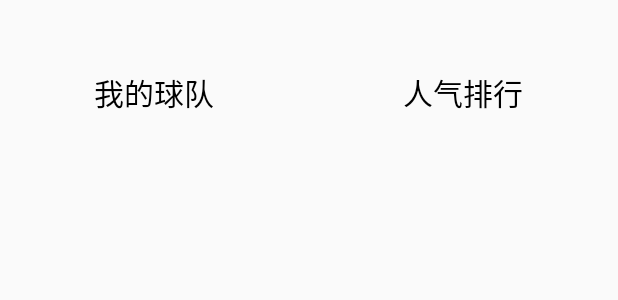
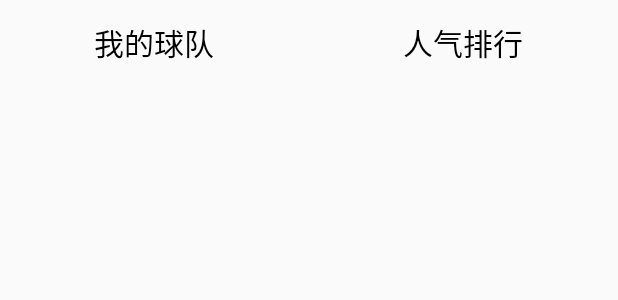
Before and after one commit to witt-wtt/SportsNewspager, an Android app: the layout fragment_team.xml on its own in the app's theme, with its tools: preview values and no code run, on a phone screen of 412 x 824 dp. Shown: the top 300 px of the screen. Run offline under Robolectric (Android 15) with nearby library versions, the light colour scheme and no system bars.

Commit message:
对新闻外层Fragment名进行了改动

```diff
--- a/app/build.gradle
+++ b/app/build.gradle
@@ -2,7 +2,7 @@ apply plugin: 'com.android.application'
 
 android {
     compileSdkVersion 21
-    buildToolsVersion "21.1.1"
+    buildToolsVersion '22.0.0'
 
     defaultConfig {
         applicationId "com.teamsports.sportsnewspager.sportsnewspager"
@@ -20,7 +20,7 @@ android {
 }
 
 dependencies {
-    compile fileTree(dir: 'libs', include: ['*.jar'])
+    compile fileTree(include: ['*.jar'], dir: 'libs')
     compile project(':PullToRefreshLibrary')
     compile 'com.android.support:recyclerview-v7:21.0.2'
     compile 'com.android.support:appcompat-v7:21.0.2'
--- a/app/src/main/java/com/teamsports/sportsnewpager/adapter/TabAdapter.java
+++ b/app/src/main/java/com/teamsports/sportsnewpager/adapter/TabAdapter.java
@@ -5,7 +5,7 @@ import android.support.v4.app.Fragment;
 import android.support.v4.app.FragmentManager;
 import android.support.v4.app.FragmentPagerAdapter;
 
-import com.teamsports.sportsnewpager.fragment.MainFragment;
+import com.teamsports.sportsnewpager.fragment.MainFragmentNews;
 
 /**
  * Created by HTao on 2015/3/24.
@@ -20,14 +20,14 @@ public class TabAdapter extends FragmentPagerAdapter {
     @Override
     public Fragment getItem(int position) {
        if (position==0){
-           MainFragment fragment = new MainFragment();
+           MainFragmentNews fragment = new MainFragmentNews();
            Bundle bundle = new Bundle();
            bundle.putInt("feed_id",feed_id[position]);
            bundle.putString("TITLES",TITLES[position]);
            fragment.setArguments(bundle);
            return fragment;
        }else{
-           MainFragment fragment = new MainFragment();
+           MainFragmentNews fragment = new MainFragmentNews();
            Bundle bundle = new Bundle();
            bundle.putInt("feed_id",feed_id[position]);
            bundle.putString("TITLES",TITLES[position]);
--- a/app/src/main/java/com/teamsports/sportsnewpager/fragment/Competition_fragment.java
+++ b/app/src/main/java/com/teamsports/sportsnewpager/fragment/Competition_fragment.java
@@ -2,7 +2,7 @@ package com.teamsports.sportsnewpager.fragment;
 
 import android.content.Intent;
 import android.os.Bundle;
-import android.support.annotation.Nullable;
+
 import android.support.v4.app.Fragment;
 import android.support.v4.widget.SwipeRefreshLayout;
 import android.util.Log;
@@ -55,11 +55,11 @@ public class Competition_fragment extends Fragment  {
 
 
     @Override
-    public View onCreateView(LayoutInflater inflater, @Nullable ViewGroup container, @Nullable Bundle savedInstanceState) {
+    public View onCreateView(LayoutInflater inflater,ViewGroup container,Bundle savedInstanceState) {
         return inflater.inflate(R.layout.competition_fragment_layout,container,false);
     }
     @Override
-    public void onViewCreated(View view, @Nullable Bundle savedInstanceState) {
+    public void onViewCreated(View view,  Bundle savedInstanceState) {
         super.onViewCreated(view, savedInstanceState);
         //展示刷新
         ViewUtils.inject(this, view);
--- a/app/src/main/java/com/teamsports/sportsnewpager/fragment/Hot_fragment.java
+++ b/app/src/main/java/com/teamsports/sportsnewpager/fragment/Hot_fragment.java
@@ -1,7 +1,7 @@
 package com.teamsports.sportsnewpager.fragment;
 
 import android.os.Bundle;
-import android.support.annotation.Nullable;
+
 import android.support.v4.app.Fragment;
 import android.support.v4.widget.SwipeRefreshLayout;
 import android.util.Log;
@@ -49,12 +49,12 @@ public class Hot_fragment extends Fragment {
     @ViewInject(R.id.hot_fragment_listview)
     private ListView hot_fragment_listview;
     @Override
-    public View onCreateView(LayoutInflater inflater, @Nullable ViewGroup container, @Nullable Bundle savedInstanceState) {
+    public View onCreateView(LayoutInflater inflater, ViewGroup container, Bundle savedInstanceState) {
         return inflater.inflate(R.layout.hot_fragment_layout,container,false);
     }
 
     @Override
-    public void onViewCreated(View view, @Nullable Bundle savedInstanceState) {
+    public void onViewCreated(View view,  Bundle savedInstanceState) {
         super.onViewCreated(view, savedInstanceState);
         ViewUtils.inject(this, view);
         adapter = new HotAdapter(getActivity(), hotdata);
--- a/app/src/main/java/com/teamsports/sportsnewspager/sportsnewspager/MainActivity.java
+++ b/app/src/main/java/com/teamsports/sportsnewspager/sportsnewspager/MainActivity.java
@@ -26,11 +26,11 @@ public class MainActivity extends FragmentActivity {
         BitmapHelper.initUtils(this);
 
 		//默认显示
-		FragmentMatch fragmentMatch=new FragmentMatch();
+		FragmentMatch match=new FragmentMatch();
 		// 开启事务
 		FragmentTransaction transaction = getSupportFragmentManager()
 				.beginTransaction();
-		transaction.replace(R.id.layout_container, fragmentMatch);
+		transaction.replace(R.id.layout_container, match);
 		// 让事务开始执行
 		transaction.commit();
 
--- a/app/src/main/res/layout/activity_main.xml
+++ b/app/src/main/res/layout/activity_main.xml
@@ -7,11 +7,11 @@
     <LinearLayout
       android:id="@+id/layout_container"
       android:layout_width="match_parent"
-      android:layout_height="wrap_content"
+      android:layout_height="match_parent"
       android:orientation="vertical"
         android:layout_alignParentLeft="true"
       android:layout_alignParentStart="true"
-      />
+        android:layout_above="@+id/linearLayout" />
 
         <LinearLayout
             android:orientation="horizontal"
--- a/app/src/main/res/layout/fragment_team.xml
+++ b/app/src/main/res/layout/fragment_team.xml
@@ -8,26 +8,26 @@
         android:layout_height="0dp"
         android:id="@+id/team_rg_menu"
         android:orientation="horizontal"
-        android:layout_weight="1.5"
+        android:layout_weight="0.7"
         android:gravity="center"
         >
         <RadioButton
             android:layout_width="0dp"
-            android:layout_height="wrap_content"
+            android:layout_height="match_parent"
             android:id="@+id/team_rb_MyTeam"
             android:layout_weight="1"
             android:button="@null"
             android:text="我的球队"
-            android:textSize="20dp"
+            android:textSize="20sp"
             android:gravity="center"
             />
         <RadioButton
             android:layout_width="0dp"
-            android:layout_height="wrap_content"
+            android:layout_height="match_parent"
             android:id="@+id/team_rb_PopularityRranking"
             android:layout_weight="1"
             android:button="@null"
-            android:textSize="20dp"
+            android:textSize="20sp"
             android:gravity="center"
             android:text="人气排行"
             />
@@ -35,7 +35,7 @@
 
     <android.support.v4.view.ViewPager
         android:id="@+id/team_viewPager"
-        android:layout_weight="8.5"
+        android:layout_weight="9.3"
         android:layout_width="match_parent"
         android:layout_height="0dp"
         />
```
Also changed, not shown: app/src/main/java/com/teamsports/sportsnewpager/fragment/FragmentMatch.java (+8 -7 lines), app/src/main/java/com/teamsports/sportsnewpager/fragment/FragmentTeam.java (+5 -8 lines), app/src/main/java/com/teamsports/sportsnewpager/fragment/MainFragmentNews.java (renamed from app/src/main/java/com/teamsports/sportsnewpager/fragment/MainFragment.java, +5 -2 lines).
